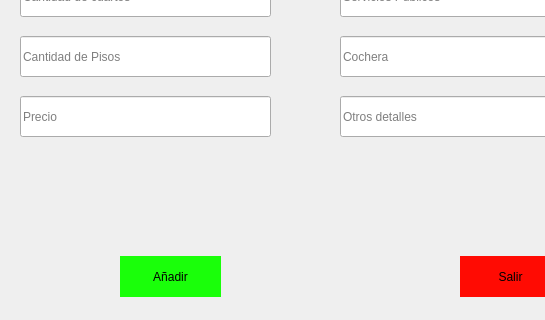
This is Avance/Inicio_sesion/infoaparta_admi.ui in JosueC07183/ProyectoIE0217 as Qt 5 draws it before an edit; both pictures show x 0 to 545 and y 124 to 444 of the 663 by 444 pixel window. The edited form follows.
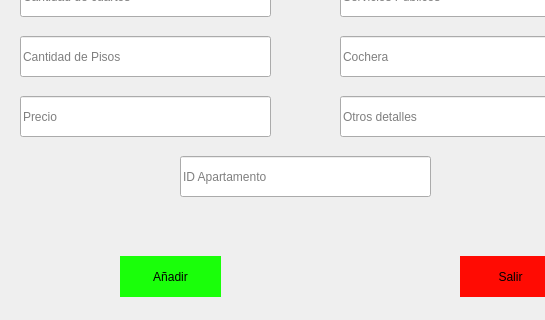
This is the edited form.

Commit message: Agregando etiquetas apartamentos

Diff of the .ui file:
```diff
--- a/Avance/Inicio_sesion/infoaparta_admi.ui
+++ b/Avance/Inicio_sesion/infoaparta_admi.ui
@@ -146,6 +146,19 @@
     <string>Cochera</string>
    </property>
   </widget>
+  <widget class="QLineEdit" name="lineEdit_Label">
+   <property name="geometry">
+    <rect>
+     <x>180</x>
+     <y>280</y>
+     <width>251</width>
+     <height>41</height>
+    </rect>
+   </property>
+   <property name="placeholderText">
+    <string>ID Apartamento</string>
+   </property>
+  </widget>
  </widget>
  <resources/>
  <connections/>
```
The commit also changes 37 other files.
